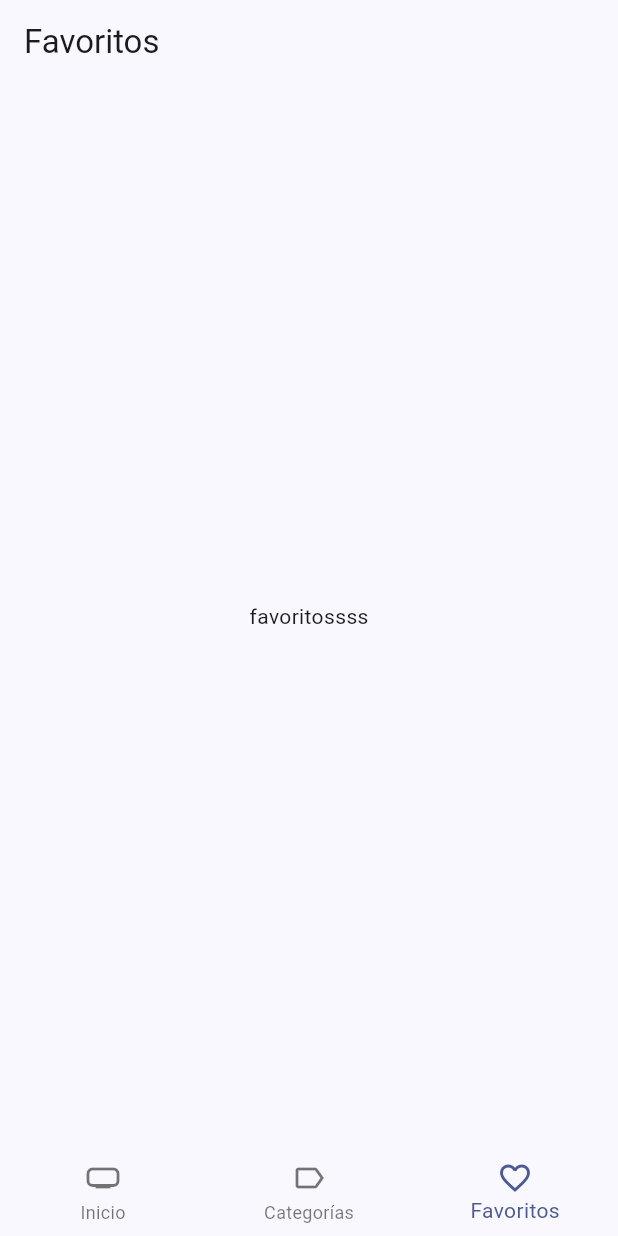
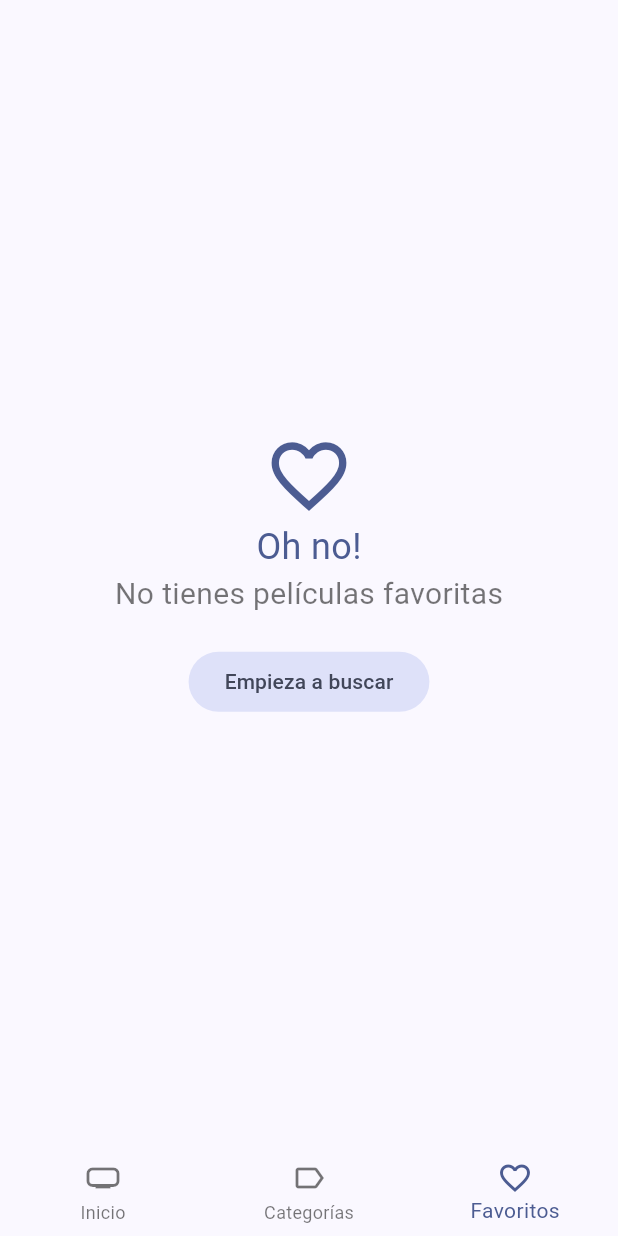
Before and after one commit to eme-hache/cinemapedia, a Flutter app: the screen it shows after launch, item 3 of the bottom bar chosen, on a phone screen of 412 x 824 dp. Run offline on Flutter 3.47's test engine with Material 2 defaults, Android fonts, the light colour scheme and no system bars; our stand-ins replace animate_do, card_swiper, dio, flutter_dotenv, flutter_riverpod, go_router and 1 more; accounts and stored records are empty; network calls fail.

Commit message:
feat: add favorite movies in favorites

```diff
--- a/lib/presentation/screens/movies/movie_screen.dart
+++ b/lib/presentation/screens/movies/movie_screen.dart
@@ -73,7 +73,9 @@ class _CustomSliverAppBar extends ConsumerWidget {
       actions: [
         IconButton(
           onPressed: () async {
-            await ref.watch(localStorageRepositoryProvider).toggleFavorite(movie);
+            // await ref.watch(localStorageRepositoryProvider).toggleFavorite(movie);
+            await ref.read(favoriteMoviesProvider.notifier).toggleFavorite(movie);
+
             ref.invalidate(isFavoriteProvider(movie.id));
           },
           icon: isFavoriteFuture.when(
--- a/lib/presentation/views/movies/favorites_view.dart
+++ b/lib/presentation/views/movies/favorites_view.dart
@@ -1,17 +1,72 @@
+import 'package:cinemapedia/presentation/widgets/widgets.dart';
 import 'package:flutter/material.dart';
+import 'package:flutter_riverpod/flutter_riverpod.dart';
 
-class FavoritesView extends StatelessWidget {
+import 'package:cinemapedia/presentation/providers/providers.dart';
+import 'package:go_router/go_router.dart';
+
+class FavoritesView extends ConsumerStatefulWidget {
   const FavoritesView({super.key});
 
   @override
+  FavoritesViewState createState() => FavoritesViewState();
+}
+
+class FavoritesViewState extends ConsumerState<FavoritesView> {
+  bool isLastPage = false;
+  bool isLoading = false;
+
+  @override
+  void initState() {
+    super.initState();
+
+    loadNextPage();
+  }
+
+  void loadNextPage() async {
+    if (isLoading || isLastPage) return;
+
+    isLoading = true;
+
+    final movies =
+        await ref.read(favoriteMoviesProvider.notifier).loadNextPage();
+    isLoading = false;
+
+    if (movies.isEmpty) {
+      isLastPage = true;
+    }
+  }
+
+  @override
   Widget build(BuildContext context) {
+    final favoriteMovies = ref.watch(favoriteMoviesProvider).values.toList();
+
+    if (favoriteMovies.isEmpty) {
+      final colors = Theme.of(context).colorScheme;
+
+      return Center(
+        child: Column(
+          mainAxisAlignment: MainAxisAlignment.center,
+          crossAxisAlignment: CrossAxisAlignment.center,
+          children: [
+            Icon(Icons.favorite_outline_sharp, size: 60, color: colors.primary),
+            Text('Oh no!',
+                style: TextStyle(fontSize: 24, color: colors.primary)),
+            const Text('No tienes películas favoritas',
+                style: TextStyle(fontSize: 20, color: Colors.black54)),
+            const SizedBox(
+              height: 20,
+            ),
+            FilledButton.tonal(
+                onPressed: () => context.go('/home/0'),
+                child: const Text('Empieza a buscar'))
+          ],
+        ),
+      );
+    }
+
     return Scaffold(
-      appBar: AppBar(
-        title: const Text('Favoritos'),
-      ),
-      body: const Center(
-        child: Text('favoritossss'),
-      ),
-    );
+        body:
+            MoviesMasonry(loadNextPage: loadNextPage, movies: favoriteMovies));
   }
 }
--- a/lib/presentation/widgets/widgets.dart
+++ b/lib/presentation/widgets/widgets.dart
@@ -3,3 +3,5 @@ export 'movies/movies_slideshow.dart';
 export 'shared/custom_botton_navigationbar.dart';
 export 'movies/movie_horizontal_listview.dart';
 export 'shared/full_screen_loader.dart';
+export 'movies/movies_masonry.dart';
+export 'movies/movie_poster_link.dart';
--- a/pubspec.yaml
+++ b/pubspec.yaml
@@ -14,6 +14,7 @@ dependencies:
     sdk: flutter
   flutter_dotenv: ^5.1.0
   flutter_riverpod: ^2.3.6
+  flutter_staggered_grid_view: ^0.7.0
   go_router: ^10.0.0
   intl: ^0.18.1
   isar: ^3.1.0+1
```
Also changed, not shown: lib/presentation/providers/storage/favorite_movies_provider.dart (+20 -2 lines), lib/presentation/widgets/movies/movie_poster_link.dart (added, +24 -0 lines), lib/presentation/widgets/movies/movies_masonry.dart (added, +66 -0 lines), pubspec.lock.
